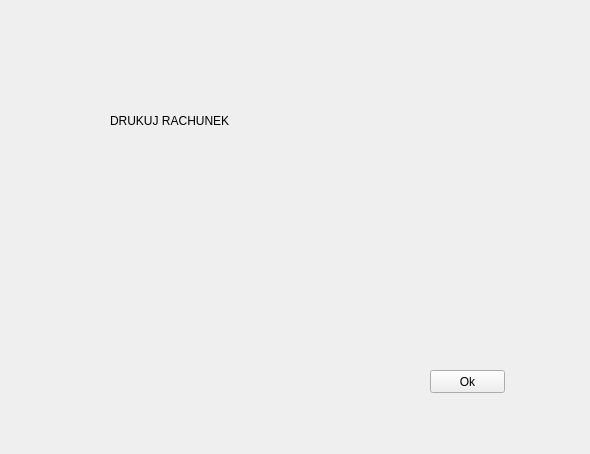
This is print_bill_window.ui in justynak/dbar_barman as Qt 5 draws it before an edit. The edited form follows.
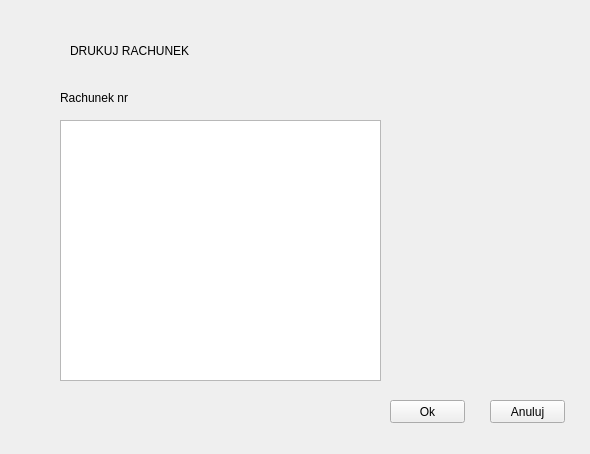
This is the edited form.

What changed in the file:
```diff
--- a/print_bill_window.ui
+++ b/print_bill_window.ui
@@ -16,8 +16,8 @@
   <widget class="QLabel" name="label">
    <property name="geometry">
     <rect>
-     <x>110</x>
-     <y>90</y>
+     <x>70</x>
+     <y>20</y>
      <width>251</width>
      <height>61</height>
     </rect>
@@ -29,8 +29,8 @@
   <widget class="QPushButton" name="button_ok">
    <property name="geometry">
     <rect>
-     <x>430</x>
-     <y>370</y>
+     <x>390</x>
+     <y>400</y>
      <width>75</width>
      <height>23</height>
     </rect>
@@ -39,6 +39,42 @@
     <string>Ok</string>
    </property>
   </widget>
+  <widget class="QTableWidget" name="table_costs">
+   <property name="geometry">
+    <rect>
+     <x>60</x>
+     <y>120</y>
+     <width>321</width>
+     <height>261</height>
+    </rect>
+   </property>
+  </widget>
+  <widget class="QPushButton" name="button_discard">
+   <property name="geometry">
+    <rect>
+     <x>490</x>
+     <y>400</y>
+     <width>75</width>
+     <height>23</height>
+    </rect>
+   </property>
+   <property name="text">
+    <string>Anuluj</string>
+   </property>
+  </widget>
+  <widget class="QLabel" name="label_bill_number">
+   <property name="geometry">
+    <rect>
+     <x>60</x>
+     <y>90</y>
+     <width>91</width>
+     <height>16</height>
+    </rect>
+   </property>
+   <property name="text">
+    <string>Rachunek nr</string>
+   </property>
+  </widget>
  </widget>
  <resources/>
  <connections/>
```
